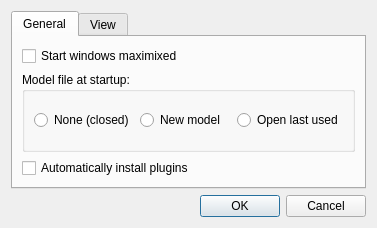
The window that source/applications/gui/qt/GenesysQtGUI/dialogsystempreferences.ui (vits-hugs/Genesys-Simulator) describes before a commit, drawn with Qt 5.
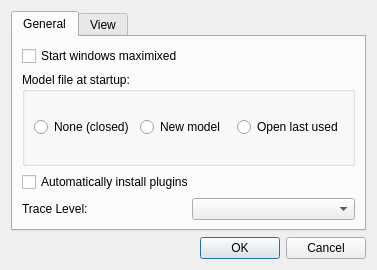
The same window after the commit.

```diff
--- a/source/applications/gui/qt/GenesysQtGUI/dialogsystempreferences.ui
+++ b/source/applications/gui/qt/GenesysQtGUI/dialogsystempreferences.ui
@@ -7,9 +7,15 @@
     <x>0</x>
     <y>0</y>
     <width>377</width>
-    <height>228</height>
+    <height>270</height>
    </rect>
   </property>
+  <property name="minimumSize">
+   <size>
+    <width>0</width>
+    <height>270</height>
+   </size>
+  </property>
   <property name="windowTitle">
    <string>System Preferences</string>
   </property>
@@ -80,6 +86,20 @@
          </property>
         </widget>
        </item>
+       <item>
+        <layout class="QHBoxLayout" name="horizontalLayout">
+         <item>
+          <widget class="QLabel" name="label">
+           <property name="text">
+            <string>Trace Level:</string>
+           </property>
+          </widget>
+         </item>
+         <item>
+          <widget class="QComboBox" name="comboBox"/>
+         </item>
+        </layout>
+       </item>
       </layout>
      </widget>
      <widget class="QWidget" name="tab2">
```
